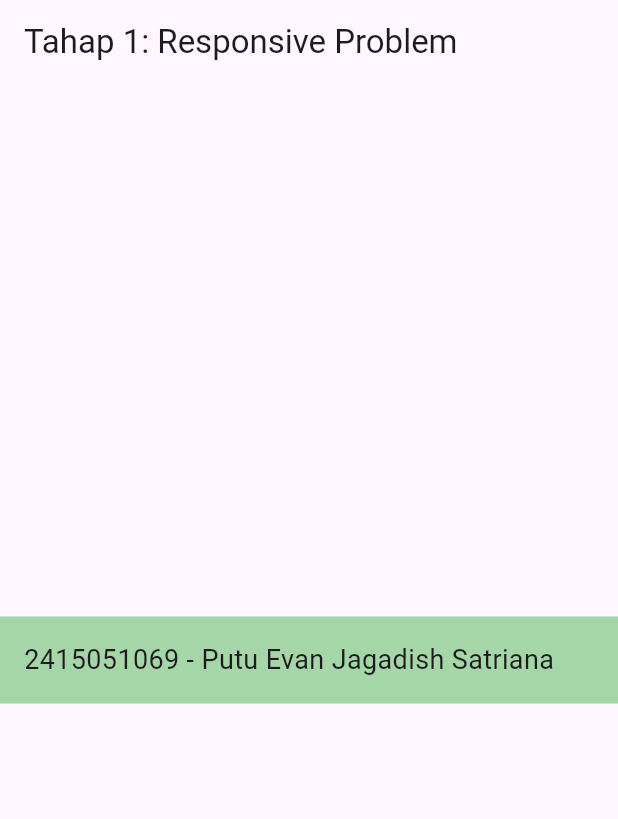
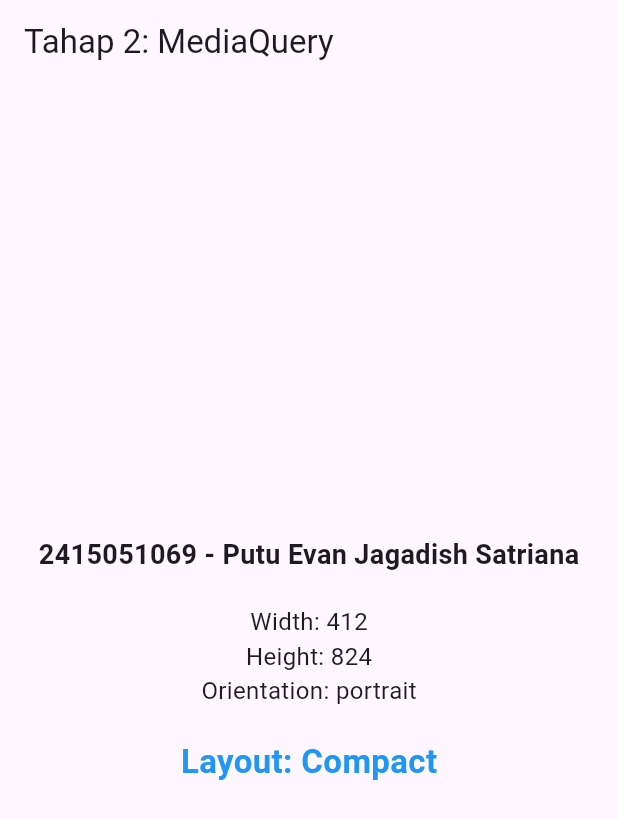
Before and after one commit to pannpanns/Course-Explorer, a Flutter app: the screen it shows after launch, on a phone screen of 412 x 824 dp. Shown: the top 819 px of the screen. Run offline on Flutter 3.47's test engine with Material 3 defaults, Android fonts, the phone set to English and light mode, and no system bars.

Commit message:
Tahap 2: Implementasi MediaQuery

```diff
--- a/lib/main.dart
+++ b/lib/main.dart
@@ -12,20 +12,43 @@ class MyApp extends StatelessWidget {
 
   @override
   Widget build(BuildContext context) {
-    return MaterialApp(
+    return const MaterialApp(
       debugShowCheckedModeBanner: false,
-      home: Scaffold(
-        appBar: AppBar(title: const Text('Tahap 1: Responsive Problem')),
-          body: Center(
-          child: Container(
-            width: double.infinity, // Berubah jadi fleksibel/responsif
-            color: Colors.green[200],
-            padding: const EdgeInsets.all(16),
-            child: const Text(
+      home: MediaQueryPage(),
+    );
+  }
+}
+
+class MediaQueryPage extends StatelessWidget {
+  const MediaQueryPage({super.key});
+
+  @override
+  Widget build(BuildContext context) {
+    final size = MediaQuery.of(context).size;
+    final orientation = MediaQuery.of(context).orientation;
+
+    String layoutType = size.width < 600 ? 'Compact' : 'Wide';
+
+    return Scaffold(
+      appBar: AppBar(title: const Text('Tahap 2: MediaQuery')),
+      body: Center(
+        child: Column(
+          mainAxisAlignment: MainAxisAlignment.center,
+          children: [
+            const Text(
               '$studentId - $studentName',
-              style: TextStyle(fontSize: 18),
+              style: TextStyle(fontSize: 18, fontWeight: FontWeight.bold),
             ),
-          ),
+            const SizedBox(height: 20),
+            Text('Width: ${size.width.toStringAsFixed(0)}', style: const TextStyle(fontSize: 16)),
+            Text('Height: ${size.height.toStringAsFixed(0)}', style: const TextStyle(fontSize: 16)),
+            Text('Orientation: ${orientation.name}', style: const TextStyle(fontSize: 16)),
+            const SizedBox(height: 20),
+            Text(
+              'Layout: $layoutType',
+              style: const TextStyle(fontSize: 22, color: Colors.blue, fontWeight: FontWeight.bold),
+            ),
+          ],
         ),
       ),
     );
```
